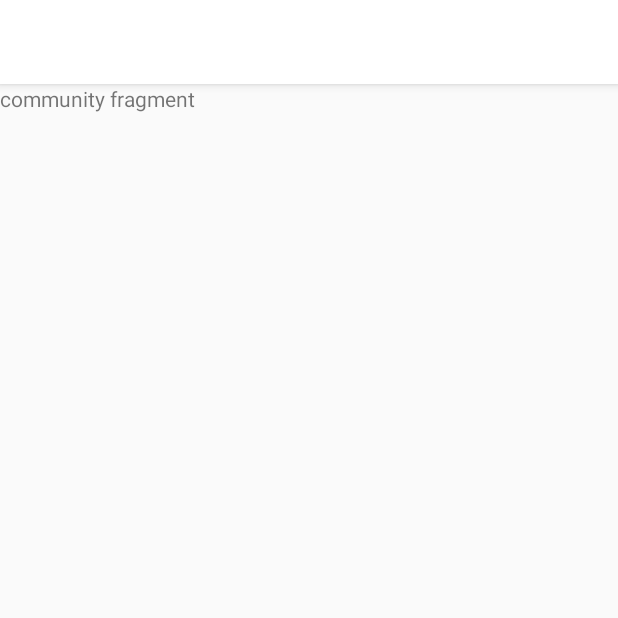
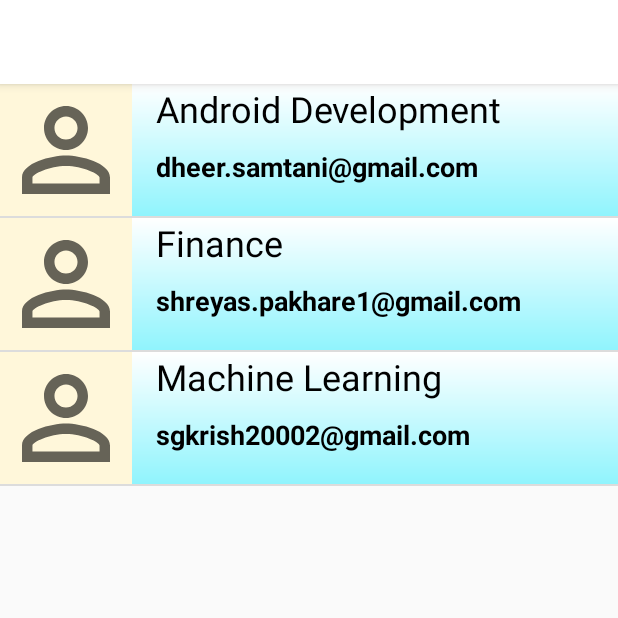
Before and after one commit to shreyassspp/Noob_Coders, an Android app: the screen it shows after launch once a user with an empty profile is signed in (MainActivity), in the side drawer, after a tap on "Community", on a phone screen of 412 x 824 dp, the top half of it. Run offline under Robolectric (Android 15) with nearby library versions, the phone set to English and light mode, and no system bars; our stand-ins replace Firebase (no records; nobody signed in at launch, a user with empty details on screens opened directly); libraries missing offline, so code that uses them is left out: com.daprlabs.cardstack; 3 statements that could not run were skipped.

Commit message:
Community Beta

```diff
--- a/app/src/main/java/com/example/noob_coders/CommunityFragment.java
+++ b/app/src/main/java/com/example/noob_coders/CommunityFragment.java
@@ -9,6 +9,7 @@ import android.util.Log;
 import android.view.LayoutInflater;
 import android.view.View;
 import android.view.ViewGroup;
+import android.widget.ListView;
 import android.widget.Toast;
 
 import com.google.android.gms.tasks.OnCompleteListener;
@@ -21,12 +22,16 @@ import com.google.firebase.firestore.QuerySnapshot;
 
 import java.util.ArrayList;
 import java.util.LinkedHashSet;
+import java.util.List;
 import java.util.Set;
 
 
 public class CommunityFragment extends Fragment {
 
     FirebaseFirestore db;
+    Set<String> s ;
+
+    private List<Profile> displayList;
 
 
     public CommunityFragment() {
@@ -39,11 +44,25 @@ public class CommunityFragment extends Fragment {
                              Bundle savedInstanceState) {
         View rootView = inflater.inflate(R.layout.fragment_community, container, false);
 
+        displayList = new ArrayList<>();
 
         db = FirebaseFirestore.getInstance();
 
 
         fetchFields();
+
+        Log.v("Returned","Check");
+
+        displayList.add(new Profile("dheer.samtani@gmail.com","Android Development"));
+        displayList.add(new Profile("shreyas.pakhare1@gmail.com","Finance"));
+        displayList.add(new Profile("sgkrish20002@gmail.com","Machine Learning"));
+
+
+        ProfileAdapter adapter = new ProfileAdapter(getActivity(),displayList);
+
+         ListView listView =(ListView) rootView.findViewById(R.id.list);
+
+         listView.setAdapter(adapter);
 
 
         return rootView;
@@ -97,8 +116,8 @@ public class CommunityFragment extends Fragment {
                 field = "";
             }
         }
-
-
+        //Call Function For Displaying items in Adapter
+//      displayRecyclerView();
     }
 
     //Fetches the Email of Users for a Particular Field and stores them in an ArrayList.
@@ -106,7 +125,7 @@ public class CommunityFragment extends Fragment {
     {
          Log.v("DataCheck",field);
 
-         ArrayList<String> users_field = new ArrayList<>(); //To store the list of the users.
+         List<String> users_field = new ArrayList<>(); //To store the list of the users.
 
         db.collection(field)
                 .get()
@@ -120,10 +139,14 @@ public class CommunityFragment extends Fragment {
                                 users_field.add(document.get("E-Mail").toString());
                             }
                             //Logging the Data to check if received properly.
-                            Set<String> s = new LinkedHashSet<String>(users_field);
+                             s = new LinkedHashSet<String>(users_field);
 
-                            Log.v("ListOfUsers",  " The Field is "+field+" The List Of Users are " + s);
-                            //Logging the Data to check if received properly.
+                           //Adds Users from Set to List
+                           for(String person : s)
+                           {
+                               displayList.add(new Profile(person,field));
+                           }
+
 
                         }else {
 
@@ -134,4 +157,20 @@ public class CommunityFragment extends Fragment {
 
     }
 
+    private void displayRecyclerView()
+    {
+//        Profile person = displayList.get(1);
+//        String x = person.getEmail();
+//
+//        Log.v("ListOfUsers",  x);
+//        //Logging the Data to check if received properly.
+        Log.v("CommunityFragment","Reached Class");
+
+//        ProfileAdapter adapter = new ProfileAdapter(getActivity(),displayList);
+//
+//         ListView listView =(ListView) findViewById(R.id.list);
+//
+//         listView.setAdapter(adapter);
     }
+
+    }
--- /dev/null
+++ b/app/src/main/java/com/example/noob_coders/Profile.java
@@ -0,0 +1,19 @@
+package com.example.noob_coders;
+
+public class Profile {
+    String email,field;
+
+    public Profile(String email,String field)
+    {
+        this.email = email;
+        this.field = field;
+    }
+
+    public String getEmail() {
+        return email;
+    }
+
+    public String getField() {
+        return field;
+    }
+}
--- /dev/null
+++ b/app/src/main/java/com/example/noob_coders/ProfileAdapter.java
@@ -0,0 +1,53 @@
+package com.example.noob_coders;
+
+import android.app.Activity;
+import android.content.Context;
+import android.view.LayoutInflater;
+import android.view.View;
+import android.view.ViewGroup;
+import android.widget.ArrayAdapter;
+import android.widget.ImageView;
+import android.widget.TextView;
+
+import androidx.annotation.NonNull;
+import androidx.annotation.Nullable;
+import androidx.core.content.ContextCompat;
+
+import java.util.ArrayList;
+import java.util.List;
+
+public class ProfileAdapter extends ArrayAdapter<Profile> {
+
+
+    public ProfileAdapter(Activity context, List<Profile> profiles) {
+        // Here, we initialize the ArrayAdapter's internal storage for the context and the list.
+        // the second argument is used when the ArrayAdapter is populating a single TextView.
+        // Because this is a custom adapter for two TextViews and an ImageView, the adapter is not
+        // going to use this second argument, so it can be any value. Here, we used 0.
+        super(context, 0, profiles);
+    }
+
+    @NonNull
+    @Override
+    public View getView(int position, @Nullable View convertView, @NonNull ViewGroup parent) {
+        // Check if the existing view is being reused, otherwise inflate the view
+        View listItemView = convertView;
+        if(listItemView == null) {
+            listItemView = LayoutInflater.from(getContext()).inflate(
+                    R.layout.list_item, parent, false);
+        }
+
+        // Get the {@link AndroidFlavor} object located at this position in the list
+        Profile current_profile = getItem(position);
+
+        TextView field_name = (TextView) listItemView.findViewById(R.id.field_user);
+
+        TextView user_email = (TextView) listItemView.findViewById(R.id.email_id_user);
+
+        field_name.setText(current_profile.getField());
+        user_email.setText(current_profile.getEmail());
+
+
+        return listItemView;
+    }
+}
--- /dev/null
+++ b/app/src/main/res/drawable/ic_baseline_perm_identity_24.xml
@@ -0,0 +1,10 @@
+<vector xmlns:android="http://schemas.android.com/apk/res/android"
+    android:width="24dp"
+    android:height="24dp"
+    android:viewportWidth="24"
+    android:viewportHeight="24"
+    android:tint="?attr/colorControlNormal">
+  <path
+      android:fillColor="@android:color/white"
+      android:pathData="M12,5.9c1.16,0 2.1,0.94 2.1,2.1s-0.94,2.1 -2.1,2.1S9.9,9.16 9.9,8s0.94,-2.1 2.1,-2.1m0,9c2.97,0 6.1,1.46 6.1,2.1v1.1L5.9,18.1L5.9,17c0,-0.64 3.13,-2.1 6.1,-2.1M12,4C9.79,4 8,5.79 8,8s1.79,4 4,4 4,-1.79 4,-4 -1.79,-4 -4,-4zM12,13c-2.67,0 -8,1.34 -8,4v3h16v-3c0,-2.66 -5.33,-4 -8,-4z"/>
+</vector>
--- a/app/src/main/res/layout/fragment_community.xml
+++ b/app/src/main/res/layout/fragment_community.xml
@@ -1,14 +1,19 @@
 <?xml version="1.0" encoding="utf-8"?>
-<FrameLayout xmlns:android="http://schemas.android.com/apk/res/android"
+<LinearLayout
+    xmlns:android="http://schemas.android.com/apk/res/android"
+    xmlns:app="http://schemas.android.com/apk/res-auto"
     xmlns:tools="http://schemas.android.com/tools"
+    android:layout_height="match_parent"
     android:layout_width="match_parent"
-    android:layout_height="match_parent"
-    tools:context=".CommunityFragment">
+    android:orientation="vertical">
 
-    <!-- TODO: Update blank fragment layout -->
-    <TextView
+    <ListView
+        android:drawSelectorOnTop="true"
+        android:id="@+id/list"
+        android:layout_height="match_parent"
         android:layout_width="match_parent"
-        android:layout_height="match_parent"
-        android:text="community fragment" />
+        android:orientation="vertical"
+         >
 
-</FrameLayout>
+    </ListView>
+</LinearLayout>
--- /dev/null
+++ b/app/src/main/res/layout/list_item.xml
@@ -0,0 +1,54 @@
+<?xml version="1.0" encoding="utf-8"?>
+<RelativeLayout xmlns:android="http://schemas.android.com/apk/res/android"
+    xmlns:tools="http://schemas.android.com/tools"
+    android:layout_width="match_parent"
+    android:background="@drawable/bg_white_gradient"
+    android:layout_height="88dp">
+
+    <ImageView
+        android:id="@+id/user_profile_pic"
+        android:layout_width="88dp"
+        android:layout_height="88dp"
+        android:background="#FFF7DA"
+        android:src="@drawable/ic_baseline_perm_identity_24" />
+
+    <LinearLayout
+        android:id="@+id/text_container"
+        android:layout_width="match_parent"
+        android:layout_height="88dp"
+        android:layout_alignParentTop="true"
+        android:layout_alignParentRight="true"
+        android:layout_alignParentBottom="true"
+        android:layout_gravity="center_vertical"
+        android:layout_toRightOf="@id/user_profile_pic"
+        android:orientation="vertical"
+        android:paddingLeft="16dp"
+        >
+
+        <TextView
+            android:id="@+id/field_user"
+            android:layout_width="match_parent"
+            android:layout_height="wrap_content"
+            android:gravity="center_vertical"
+            android:textColor="@color/black"
+            android:textSize="24sp"
+            tools:text="Android Development" />
+
+        <TextView
+            android:id="@+id/email_id_user"
+            android:layout_width="match_parent"
+            android:layout_height="wrap_content"
+            android:layout_marginTop="10dp"
+            android:gravity="center_vertical"
+            android:textColor="#000000"
+            android:textSize="18sp"
+            android:textStyle="bold"
+            tools:text="xyz@gmail.com" />
+
+
+
+    </LinearLayout>
+
+
+
+</RelativeLayout>
```
